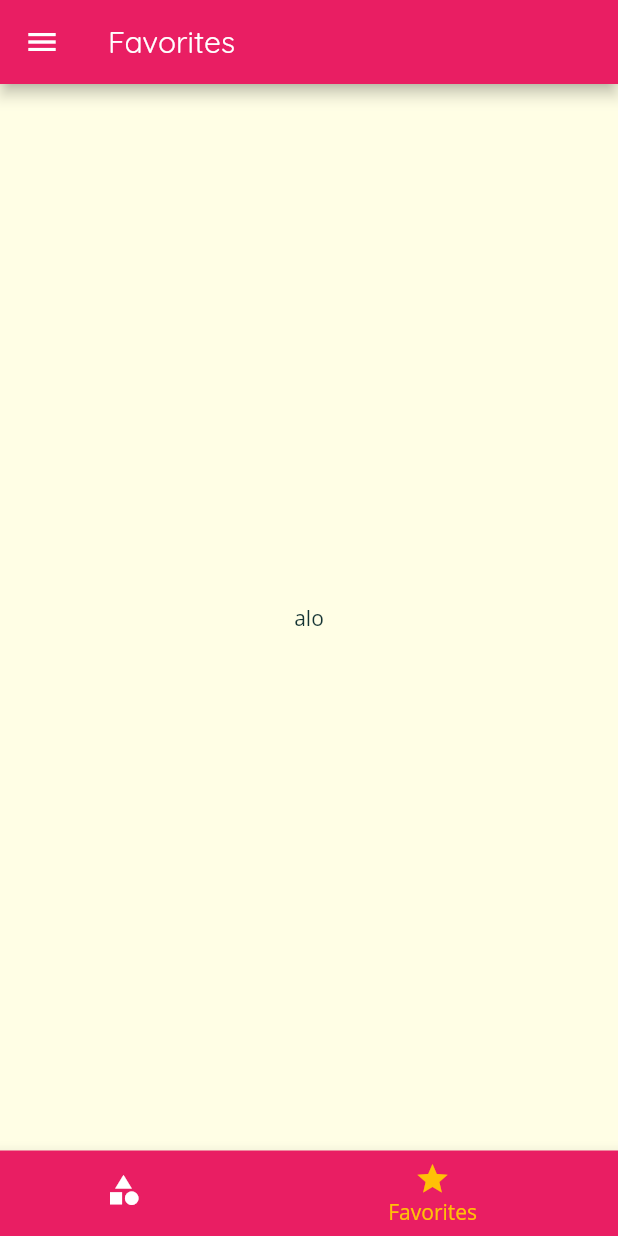
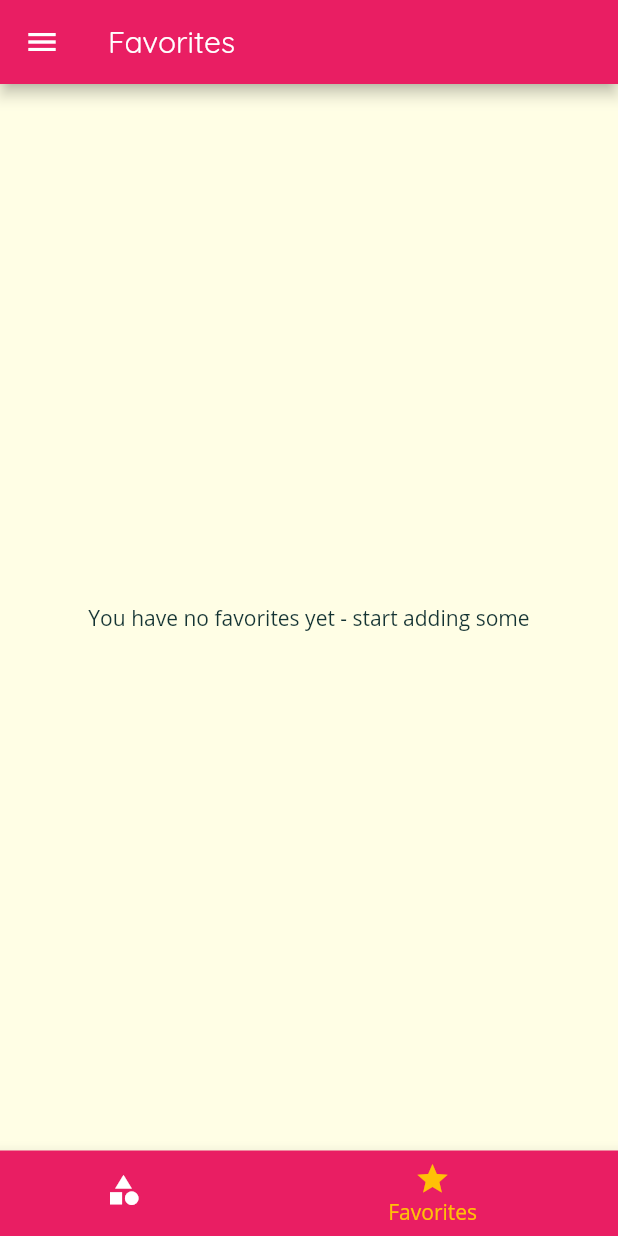
Before and after one commit to lokishengoku/demo_deli_meals, a Flutter app: the screen it shows after launch, item 2 of the bottom bar chosen, on a phone screen of 412 x 824 dp. Run offline on Flutter 3.47's test engine with Material 2 defaults, Android fonts, the phone set to English and light mode, and no system bars.

Commit message:
favorites

```diff
--- a/lib/main.dart
+++ b/lib/main.dart
@@ -25,6 +25,7 @@ class _MyAppState extends State<MyApp> {
   };
 
   List<Meal> _availableMeals = DUMMY_MEALS;
+  List<Meal> _favoriteMeals = [];
 
   void _setFilters(Map<String, bool> newFilters) {
     setState(() {
@@ -45,6 +46,29 @@ class _MyAppState extends State<MyApp> {
         return true;
       }).toList();
     });
+  }
+
+  void _toggleFavorite(BuildContext ctx, String mealId) {
+    final existingIndex =
+        _favoriteMeals.indexWhere((element) => element.id == mealId);
+    if (existingIndex >= 0) {
+      setState(() {
+        _favoriteMeals.removeAt(existingIndex);
+      });
+      ScaffoldMessenger.of(ctx).showSnackBar(
+          SnackBar(content: Text('Removed this meal from favorites')));
+    } else {
+      setState(() {
+        _favoriteMeals
+            .add(DUMMY_MEALS.firstWhere((element) => element.id == mealId));
+      });
+      ScaffoldMessenger.of(ctx).showSnackBar(
+          SnackBar(content: Text('Added this meal to favorites')));
+    }
+  }
+
+  bool _isMealFavorite(String id) {
+    return _favoriteMeals.any((element) => element.id == id);
   }
 
   @override
@@ -70,10 +94,15 @@ class _MyAppState extends State<MyApp> {
       // home: CategoriesScreen(),
       initialRoute: '/',
       routes: {
-        '/': (ctx) => TabsScreen(),
+        '/': (ctx) => TabsScreen(
+              favoriteMeals: _favoriteMeals,
+            ),
         CategoryMealsScreen.routeName: (ctx) =>
             CategoryMealsScreen(_availableMeals),
-        MealDetailScreen.routeName: (ctx) => MealDetailScreen(),
+        MealDetailScreen.routeName: (ctx) => MealDetailScreen(
+              toggleFavorite: _toggleFavorite,
+              isFavoriteMeal: _isMealFavorite,
+            ),
         FiltersScreen.routeName: (ctx) => FiltersScreen(
               saveFilters: _setFilters,
               filters: _filters,
--- a/lib/screens/favorites_screen.dart
+++ b/lib/screens/favorites_screen.dart
@@ -1,12 +1,33 @@
+import 'package:delimeals/models/meal.dart';
+import 'package:delimeals/widgets/meal_item.dart';
 import 'package:flutter/material.dart';
 
 class FavoritesScreen extends StatelessWidget {
-  const FavoritesScreen({Key? key}) : super(key: key);
+  final List<Meal> favoriteMeals;
+
+  const FavoritesScreen({Key? key, required this.favoriteMeals})
+      : super(key: key);
 
   @override
   Widget build(BuildContext context) {
-    return Center(
-      child: Text('alo'),
-    );
+    return favoriteMeals.length == 0
+        ? Center(
+            child: Text('You have no favorites yet - start adding some'),
+          )
+        : ListView.builder(
+            itemBuilder: (ctx, index) {
+              return MealItem(
+                key: ValueKey(favoriteMeals[index].id),
+                id: favoriteMeals[index].id,
+                title: favoriteMeals[index].title,
+                imageUrl: favoriteMeals[index].imageUrl,
+                duration: favoriteMeals[index].duration,
+                complexity: favoriteMeals[index].complexity,
+                affordability: favoriteMeals[index].affordability,
+                // removeItemFunction: () {},
+              );
+            },
+            itemCount: favoriteMeals.length,
+          );
   }
 }
--- a/lib/screens/tabs_screen.dart
+++ b/lib/screens/tabs_screen.dart
@@ -1,21 +1,34 @@
+import 'package:delimeals/models/meal.dart';
 import 'package:delimeals/screens/categories_screen.dart';
 import 'package:delimeals/screens/favorites_screen.dart';
 import 'package:delimeals/widgets/main_drawer.dart';
 import 'package:flutter/material.dart';
 
 class TabsScreen extends StatefulWidget {
-  const TabsScreen({Key? key}) : super(key: key);
+  final List<Meal> favoriteMeals;
+
+  const TabsScreen({Key? key, required this.favoriteMeals}) : super(key: key);
 
   @override
   _TabsScreenState createState() => _TabsScreenState();
 }
 
 class _TabsScreenState extends State<TabsScreen> {
-  final List<Map<String, dynamic>> _pages = [
-    {'page': CategoriesScreen(), 'title': 'Categories'},
-    {'page': FavoritesScreen(), 'title': 'Favorites'},
-  ];
+  late List<Map<String, dynamic>> _pages;
   int _selectedPageIndex = 0;
+
+  @override
+  void initState() {
+    _pages = [
+      {'page': CategoriesScreen(), 'title': 'Categories'},
+      {
+        'page': FavoritesScreen(favoriteMeals: widget.favoriteMeals),
+        'title': 'Favorites'
+      },
+    ];
+    super.initState();
+  }
+
   void _selectPage(int index) {
     setState(() {
       _selectedPageIndex = index;
```
Also changed, not shown: lib/screens/category_meals_screen.dart (+6 -7 lines), lib/screens/meal_detail_screen.dart (+10 -3 lines), lib/widgets/meal_item.dart (+6 -6 lines).
